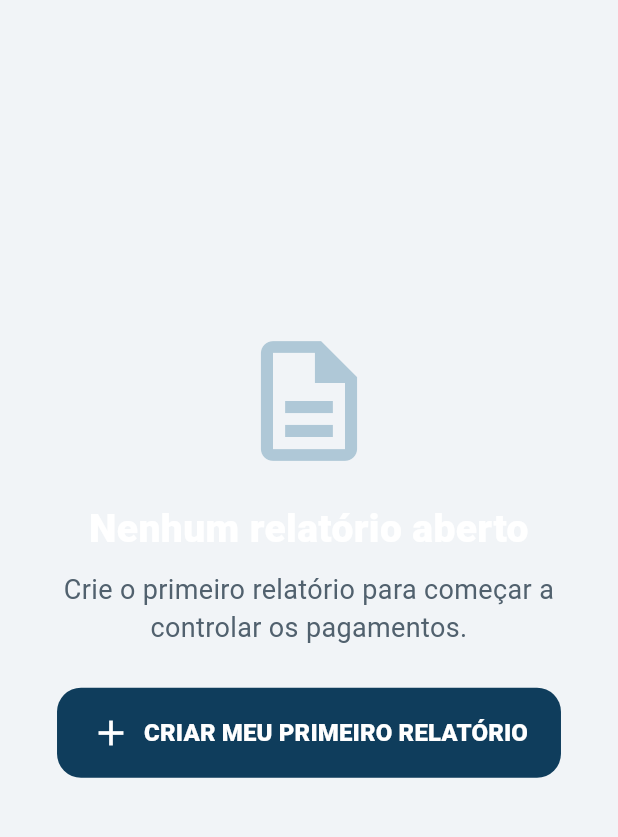
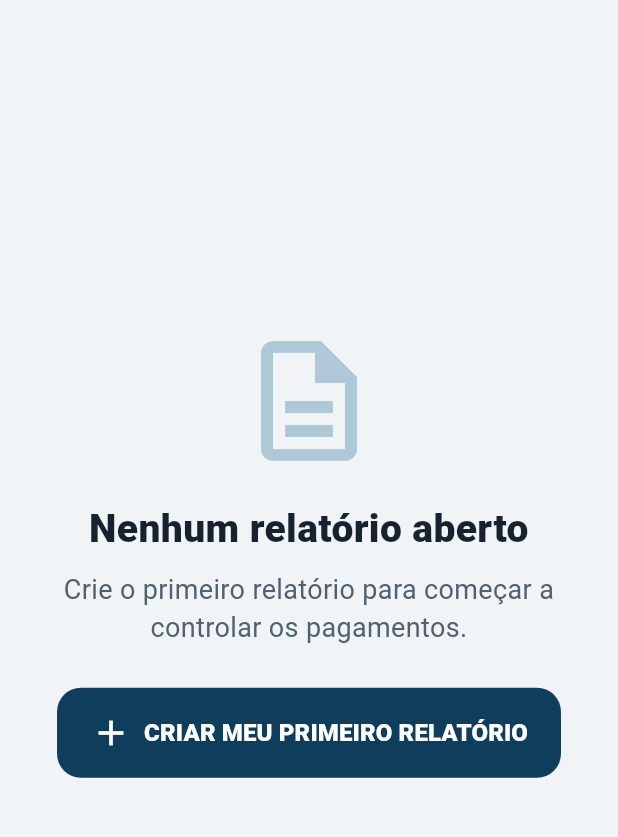
Before and after one commit to Marcosvx96/controle-de-obra, a Flutter app: the screen it shows after launch, on a phone screen of 412 x 824 dp, the part 129-966 px from its top. Run offline on Flutter 3.47's test engine with Material 3 defaults, Android fonts, the phone set to English and light mode, and no system bars; our stand-ins replace file_picker, pdf, printing, share_plus, sqflite; accounts and stored records are empty.

Commit message:
fix: nomes e valores invisiveis por falta de cor no tema
Os estilos bodyLarge, bodyMedium, titleLarge e titleMedium eram recriados sem cor e o texto herdava cor nula. Agora usam textoForte. Teste de regressao e capturas atualizadas. Versao 1.0.1.

```diff
--- a/lib/ui/tema.dart
+++ b/lib/ui/tema.dart
@@ -25,12 +25,26 @@ ThemeData construirTema() {
     textTheme: base.textTheme
         .apply(bodyColor: textoForte, displayColor: textoForte)
         .copyWith(
-          bodyLarge: const TextStyle(fontSize: 18, height: 1.35),
-          bodyMedium: const TextStyle(fontSize: 17, height: 1.35),
-          titleLarge:
-              const TextStyle(fontSize: 24, fontWeight: FontWeight.w800),
-          titleMedium:
-              const TextStyle(fontSize: 20, fontWeight: FontWeight.w700),
+          bodyLarge: const TextStyle(
+            fontSize: 18,
+            height: 1.35,
+            color: textoForte,
+          ),
+          bodyMedium: const TextStyle(
+            fontSize: 17,
+            height: 1.35,
+            color: textoForte,
+          ),
+          titleLarge: const TextStyle(
+            fontSize: 24,
+            fontWeight: FontWeight.w800,
+            color: textoForte,
+          ),
+          titleMedium: const TextStyle(
+            fontSize: 20,
+            fontWeight: FontWeight.w700,
+            color: textoForte,
+          ),
         ),
     appBarTheme: const AppBarTheme(
       backgroundColor: azulEscuro,
--- a/pubspec.yaml
+++ b/pubspec.yaml
@@ -1,7 +1,7 @@
 name: controle_mao_de_obra
 description: Controle de pagamento de mão de obra, offline, com relatórios e PDF.
 publish_to: "none"
-version: 1.0.0+1
+version: 1.0.1+2
 
 environment:
   sdk: ">=3.5.0 <4.0.0"
```
Also changed, not shown: 4 other files.
